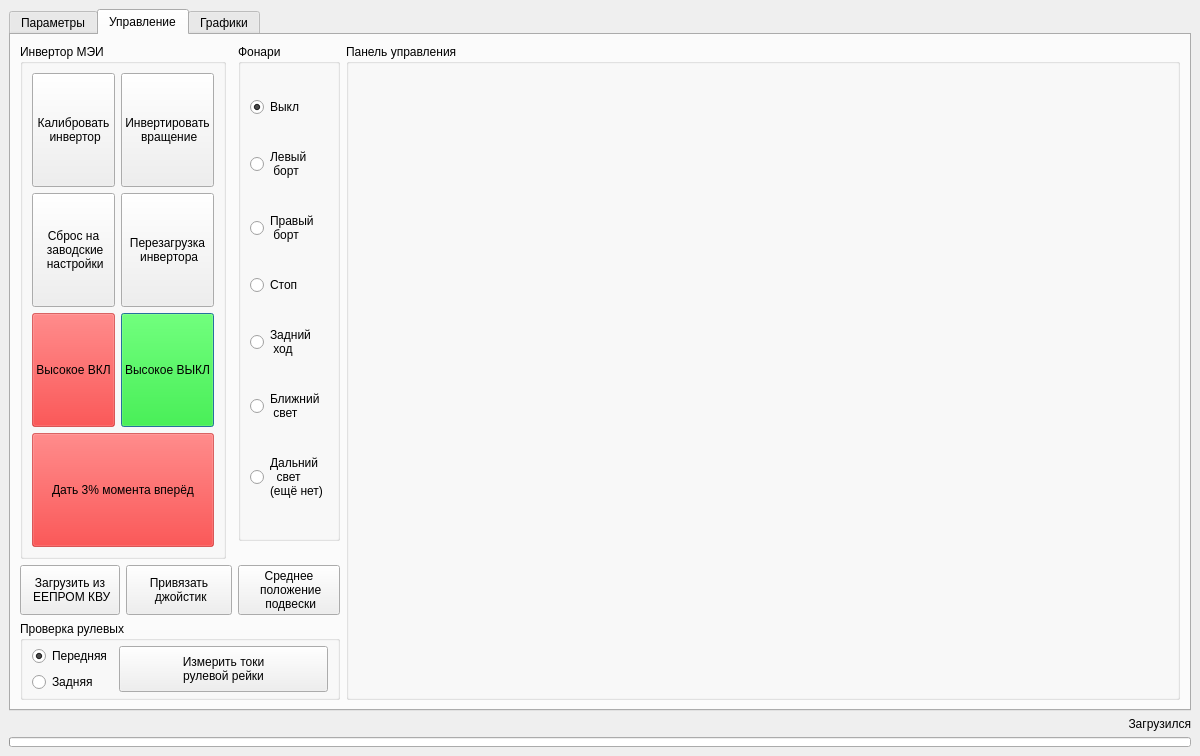
This is VMU_monitor_v3.ui in hochu-leto/EVIS as Qt 5 draws it before an edit. The edited form follows.
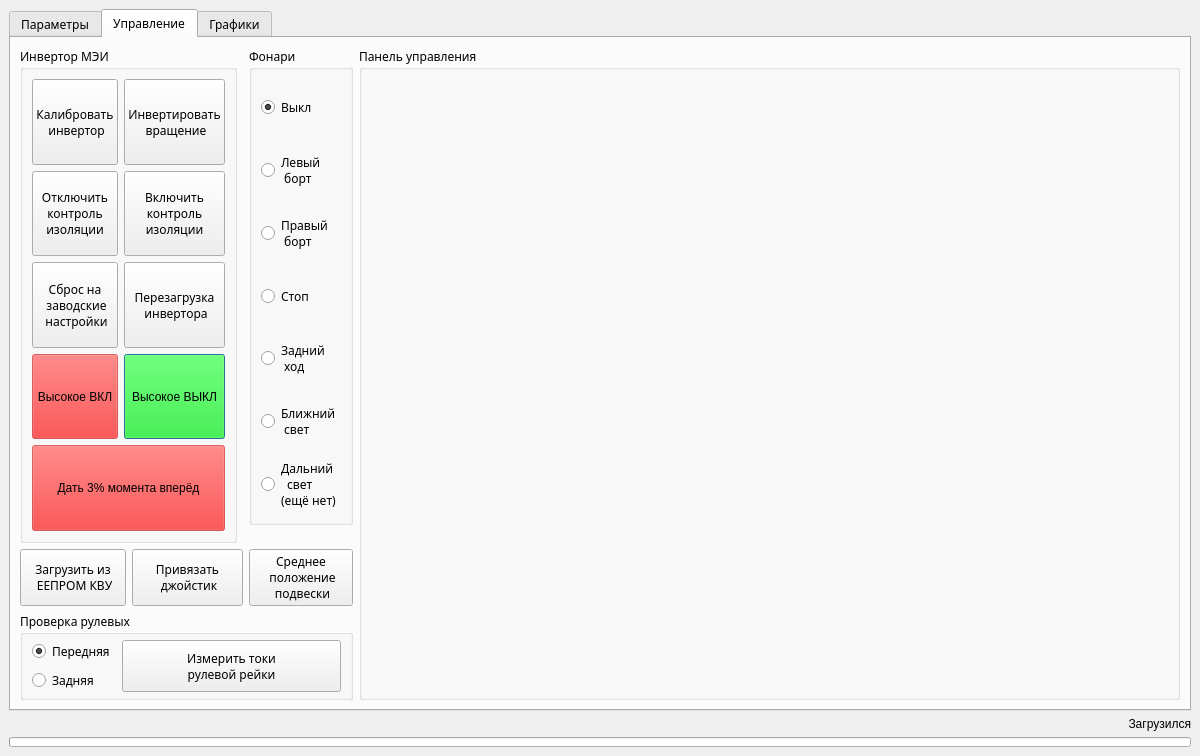
This is the edited form. The open tabs and pages were chosen to show the change.

Commit message: добавил кнопки контроля изоляции

What changed in the file:
```diff
--- a/VMU_monitor_v3.ui
+++ b/VMU_monitor_v3.ui
@@ -75,6 +75,11 @@
     </item>
     <item row="1" column="0">
      <widget class="QTabWidget" name="main_tab">
+      <property name="font">
+       <font>
+        <family>Old English Text MT</family>
+       </font>
+      </property>
       <property name="currentIndex">
        <number>1</number>
       </property>
@@ -581,7 +586,7 @@
         <item row="0" column="4">
          <widget class="QGroupBox" name="light_box">
           <property name="sizePolicy">
-           <sizepolicy hsizetype="Minimum" vsizetype="Preferred">
+           <sizepolicy hsizetype="Preferred" vsizetype="Preferred">
             <horstretch>0</horstretch>
             <verstretch>0</verstretch>
            </sizepolicy>
@@ -592,6 +597,12 @@
           <layout class="QVBoxLayout" name="verticalLayout">
            <item>
             <widget class="QRadioButton" name="off_rbtn">
+             <property name="sizePolicy">
+              <sizepolicy hsizetype="Preferred" vsizetype="Expanding">
+               <horstretch>0</horstretch>
+               <verstretch>0</verstretch>
+              </sizepolicy>
+             </property>
              <property name="text">
               <string>Выкл</string>
              </property>
@@ -602,6 +613,12 @@
            </item>
            <item>
             <widget class="QRadioButton" name="left_side_rbtn">
+             <property name="sizePolicy">
+              <sizepolicy hsizetype="Preferred" vsizetype="Expanding">
+               <horstretch>0</horstretch>
+               <verstretch>0</verstretch>
+              </sizepolicy>
+             </property>
              <property name="text">
               <string>Левый
  борт</string>
@@ -610,6 +627,12 @@
            </item>
            <item>
             <widget class="QRadioButton" name="right_side_rbtn">
+             <property name="sizePolicy">
+              <sizepolicy hsizetype="Preferred" vsizetype="Expanding">
+               <horstretch>0</horstretch>
+               <verstretch>0</verstretch>
+              </sizepolicy>
+             </property>
              <property name="text">
               <string>Правый
  борт</string>
@@ -618,6 +641,12 @@
            </item>
            <item>
             <widget class="QRadioButton" name="stop_light_rbtn">
+             <property name="sizePolicy">
+              <sizepolicy hsizetype="Preferred" vsizetype="Expanding">
+               <horstretch>0</horstretch>
+               <verstretch>0</verstretch>
+              </sizepolicy>
+             </property>
              <property name="text">
               <string>Стоп</string>
              </property>
@@ -625,6 +654,12 @@
            </item>
            <item>
             <widget class="QRadioButton" name="rear_light_rbtn">
+             <property name="sizePolicy">
+              <sizepolicy hsizetype="Preferred" vsizetype="Expanding">
+               <horstretch>0</horstretch>
+               <verstretch>0</verstretch>
+              </sizepolicy>
+             </property>
              <property name="text">
               <string>Задний
  ход</string>
@@ -633,6 +668,12 @@
            </item>
            <item>
             <widget class="QRadioButton" name="low_beam_rbtn">
+             <property name="sizePolicy">
+              <sizepolicy hsizetype="Minimum" vsizetype="Expanding">
+               <horstretch>0</horstretch>
+               <verstretch>0</verstretch>
+              </sizepolicy>
+             </property>
              <property name="text">
               <string>Ближний
  свет</string>
@@ -641,6 +682,12 @@
            </item>
            <item>
             <widget class="QRadioButton" name="high_beam_rbtn">
+             <property name="sizePolicy">
+              <sizepolicy hsizetype="Preferred" vsizetype="Expanding">
+               <horstretch>0</horstretch>
+               <verstretch>0</verstretch>
+              </sizepolicy>
+             </property>
              <property name="text">
               <string>Дальний
   свет
@@ -883,6 +930,36 @@
              </property>
             </widget>
            </item>
+           <item row="1" column="0">
+            <widget class="QPushButton" name="iso_off_btn">
+             <property name="sizePolicy">
+              <sizepolicy hsizetype="Minimum" vsizetype="Preferred">
+               <horstretch>0</horstretch>
+               <verstretch>0</verstretch>
+              </sizepolicy>
+             </property>
+             <property name="text">
+              <string>Отключить
+контроль
+изоляции</string>
+             </property>
+            </widget>
+           </item>
+           <item row="1" column="1">
+            <widget class="QPushButton" name="iso_on_btn">
+             <property name="sizePolicy">
+              <sizepolicy hsizetype="Preferred" vsizetype="Expanding">
+               <horstretch>0</horstretch>
+               <verstretch>0</verstretch>
+              </sizepolicy>
+             </property>
+             <property name="text">
+              <string>Включить
+контроль
+изоляции</string>
+             </property>
+            </widget>
+           </item>
           </layout>
          </widget>
         </item>
```
Left out of the diff: 8 changed lines with no effect on the pictures. The commit also changes 10 other files.
